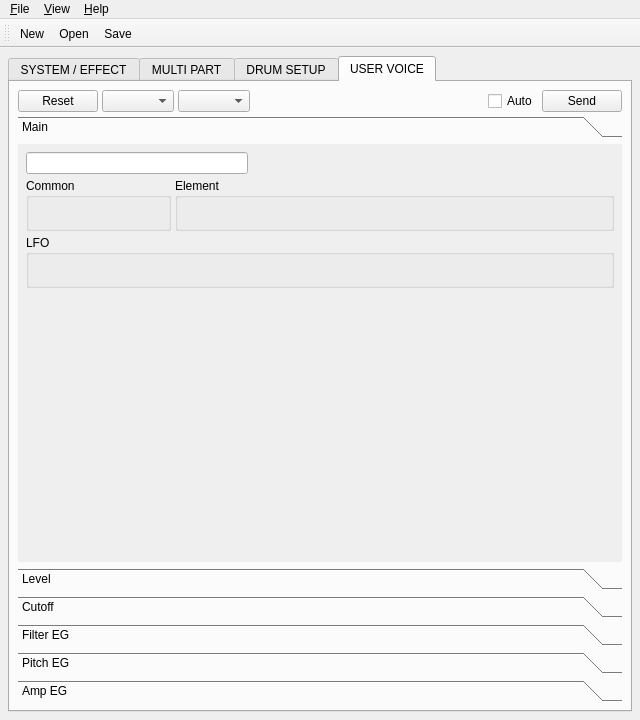
This is src/qxgeditMainForm.ui in rncbc/qxgedit as Qt 5 draws it before an edit. The edited form follows.
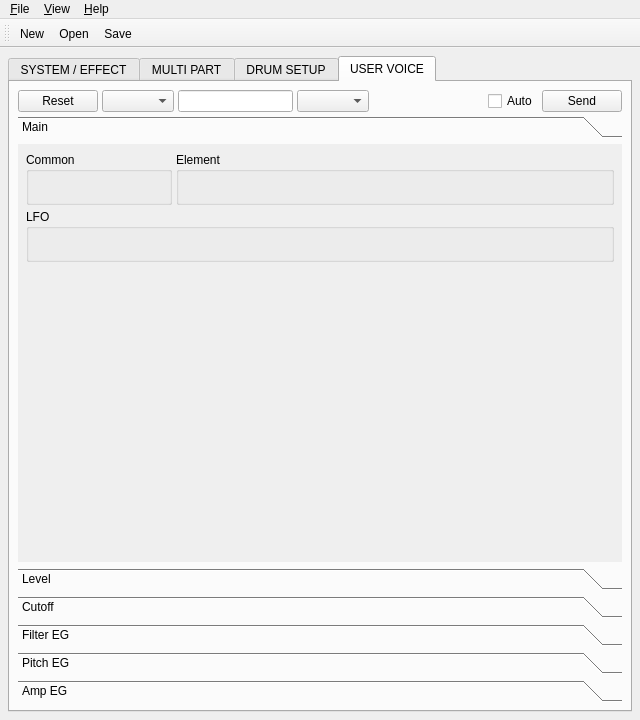
This is the edited form. The open tabs and pages were chosen to show the change. Icons and pictures are not drawn. Custom widgets are drawn as their Qt base class.

Commit message: - QS300 User Voice name edit moved to the top.

The edit to the form file:
```diff
--- a/src/qxgeditMainForm.ui
+++ b/src/qxgeditMainForm.ui
@@ -1349,6 +1349,9 @@
           <item>
            <widget class="QComboBox" name="UservoiceCombo" />
           </item>
+          <item>
+           <widget class="qxgeditEdit" name="UservoiceNameEdit" />
+          </item>
           <item>
            <widget class="QComboBox" name="UservoiceElementCombo" />
           </item>
@@ -1397,23 +1400,7 @@
             <string>Main</string>
            </attribute>
            <layout class="QGridLayout" >
-            <item row="0" column="0" colspan="3" >
-             <widget class="qxgeditEdit" name="UservoiceNameEdit" />
-            </item>
-            <item row="0" column="2" colspan="5" >
-             <spacer>
-              <property name="orientation" >
-               <enum>Qt::Horizontal</enum>
-              </property>
-              <property name="sizeHint" >
-               <size>
-                <width>20</width>
-                <height>20</height>
-               </size>
-              </property>
-             </spacer>
-            </item>
-            <item row="1" column="0" colspan="2" >
+            <item row="0" column="0" colspan="2" >
              <widget class="QGroupBox" name="UservoiceCommonBox" >
               <property name="title" >
                <string>Common</string>
@@ -1428,7 +1415,7 @@
               </layout>
              </widget>
             </item>
-            <item row="1" column="2" colspan="6" >
+            <item row="0" column="2" colspan="6" >
              <widget class="QGroupBox" name="UservoiceElementBox" >
               <property name="title" >
                <string>Element</string>
@@ -1455,7 +1442,7 @@
               </layout>
              </widget>
             </item>
-            <item row="2" column="0" colspan="8" >
+            <item row="1" column="0" colspan="8" >
              <widget class="QGroupBox" name="UservoiceLFOBox" >
               <property name="title" >
                <string>LFO</string>
@@ -1488,7 +1475,7 @@
               </layout>
              </widget>
             </item>
-            <item row="3" column="0" colspan="8" >
+            <item row="2" column="0" colspan="8" >
              <spacer>
               <property name="orientation" >
                <enum>Qt::Vertical</enum>
```
The commit also changes 9 other files.
